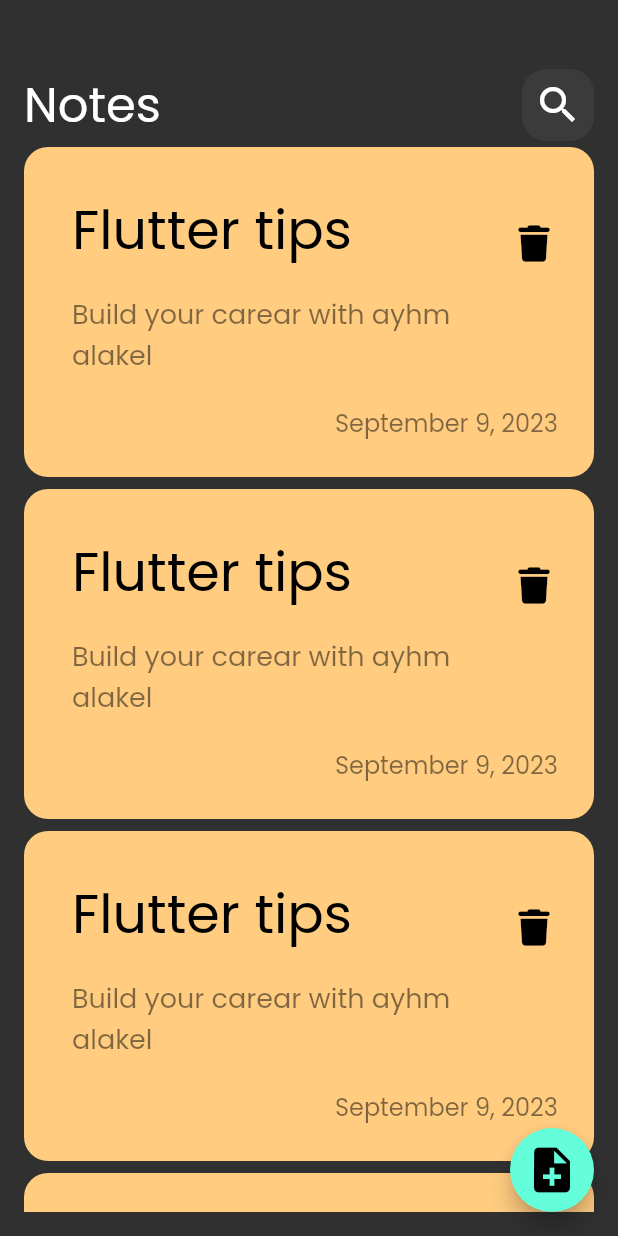
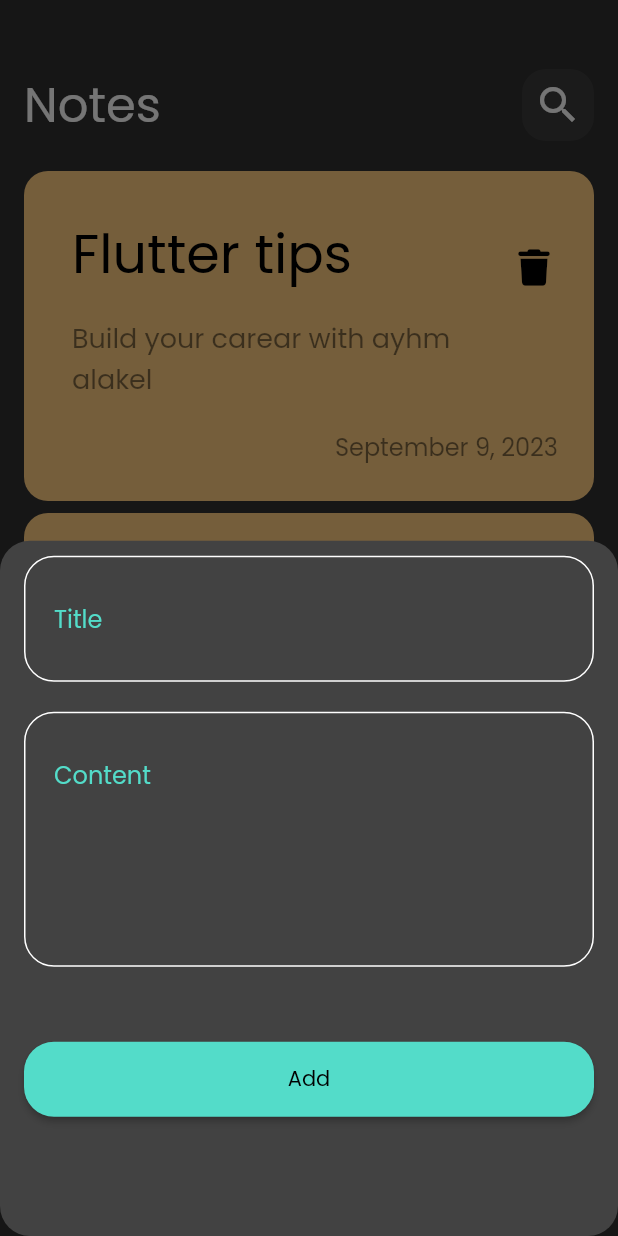
Before and after one commit to AYHM13x/notes_app, a Flutter app: the screen it shows after launch, after a tap on the "note add" icon, on a phone screen of 412 x 824 dp. Run offline on Flutter 3.47's test engine with Material 2 defaults, Android fonts, the phone set to English and light mode, and no system bars; our stand-ins replace font_awesome_flutter.

Commit message:
add note bottom sheet first edit

```diff
--- /dev/null
+++ b/lib/custom_widgets/add_note_bottom_sheet.dart
@@ -0,0 +1,52 @@
+import 'package:flutter/material.dart';
+import 'package:notes_app/custom_widgets/custom_text_field.dart';
+
+class AddNoteSheet extends StatelessWidget {
+  const AddNoteSheet({
+    super.key,
+  });
+
+  @override
+  Widget build(BuildContext context) {
+    return Padding(
+      padding: const EdgeInsets.symmetric(horizontal: 16),
+      child: ListView(
+        children: [
+          const SizedBox(
+            height: 10,
+          ),
+          CustomTextField(
+            hintText: "Title",
+          ),
+          const SizedBox(
+            height: 20,
+          ),
+          CustomTextField(
+            hintText: "Content",
+            maxLines: 5,
+          ),
+          const SizedBox(
+            height: 50,
+          ),
+          Container(
+            width: double.maxFinite,
+            height: 50,
+            child: ElevatedButton(
+              onPressed: () {},
+              style: ElevatedButton.styleFrom(
+                  backgroundColor: const Color(0xff53DCC9),
+                  shape: RoundedRectangleBorder(
+                      borderRadius: BorderRadius.circular(20))),
+              child: const Text(
+                "Add",
+                style: TextStyle(
+                  color: Colors.black,
+                ),
+              ),
+            ),
+          )
+        ],
+      ),
+    );
+  }
+}
--- a/lib/custom_widgets/custom_floating_action_button.dart
+++ b/lib/custom_widgets/custom_floating_action_button.dart
@@ -1,4 +1,6 @@
 import 'package:flutter/material.dart';
+import 'package:notes_app/custom_widgets/add_note_bottom_sheet.dart';
+import 'package:notes_app/custom_widgets/custom_text_field.dart';
 
 class CustomFloatingActionButton extends StatelessWidget {
   const CustomFloatingActionButton({
@@ -8,7 +10,18 @@ class CustomFloatingActionButton extends StatelessWidget {
   @override
   Widget build(BuildContext context) {
     return FloatingActionButton(
-      onPressed: () {},
+      onPressed: () {
+        showModalBottomSheet(
+            shape: RoundedRectangleBorder(
+              borderRadius: BorderRadius.circular(20.0),
+            ),
+            //isScrollControlled: true,
+            backgroundColor: Colors.grey.shade800,
+            context: context,
+            builder: (context) {
+              return const AddNoteSheet();
+            });
+      },
       tooltip: "Add Note",
       child: const Icon(
         Icons.note_add,
--- /dev/null
+++ b/lib/custom_widgets/custom_text_field.dart
@@ -0,0 +1,44 @@
+import 'package:flutter/material.dart';
+
+class CustomTextField extends StatelessWidget {
+  CustomTextField({
+    this.hintText,
+    this.maxLines = 1,
+    this.onChange,
+  });
+
+  String? hintText;
+
+  int? maxLines;
+  Function(String)? onChange;
+
+  @override
+  Widget build(BuildContext context) {
+    return TextField(
+      textAlign: TextAlign.left,
+      maxLines: maxLines,
+      style: const TextStyle(
+        color: Color(0xff53DCC9),
+      ),
+      onChanged: onChange,
+      decoration: InputDecoration(
+        contentPadding: const EdgeInsets.symmetric(
+          vertical: 30.0,
+          horizontal: 20.0,
+        ),
+        hintText: hintText,
+        hintStyle: const TextStyle(
+          color: Color(0xff53DCC9),
+        ),
+        border: OutlineInputBorder(
+          borderRadius: BorderRadius.circular(20.0),
+          borderSide: const BorderSide(color: Colors.white),
+        ),
+        enabledBorder: OutlineInputBorder(
+          borderRadius: BorderRadius.circular(20.0),
+          borderSide: const BorderSide(color: Colors.white),
+        ),
+      ),
+    );
+  }
+}
--- a/lib/custom_widgets/notes_list_view.dart
+++ b/lib/custom_widgets/notes_list_view.dart
@@ -11,7 +11,10 @@ class NotesListView extends StatelessWidget {
   @override
   Widget build(BuildContext context) {
     return Expanded(
+      child: Padding(
+        padding: const EdgeInsets.symmetric(vertical: 16),
         child: ListView.builder(
+          padding: EdgeInsets.zero,
           itemCount: 10,
           itemBuilder: (context, index) {
             return const Padding(
@@ -20,6 +23,7 @@ class NotesListView extends StatelessWidget {
             );
           },
         ),
+      ),
     );
   }
 }
```
Lines whose indentation alone changed are shown as unchanged.
